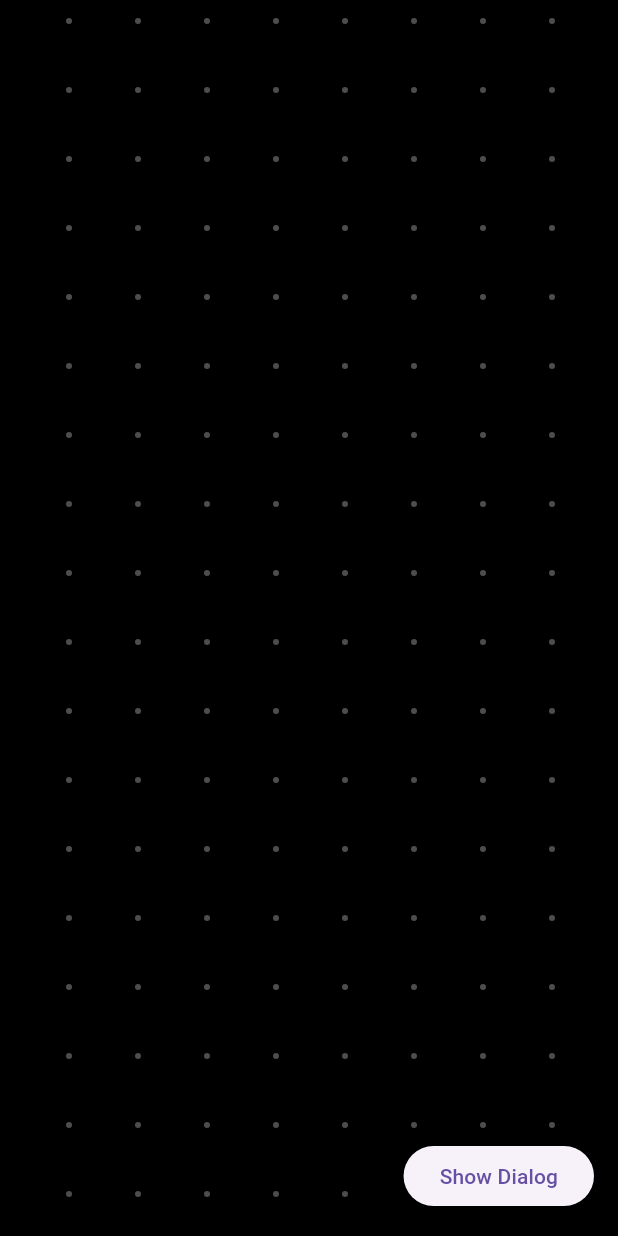
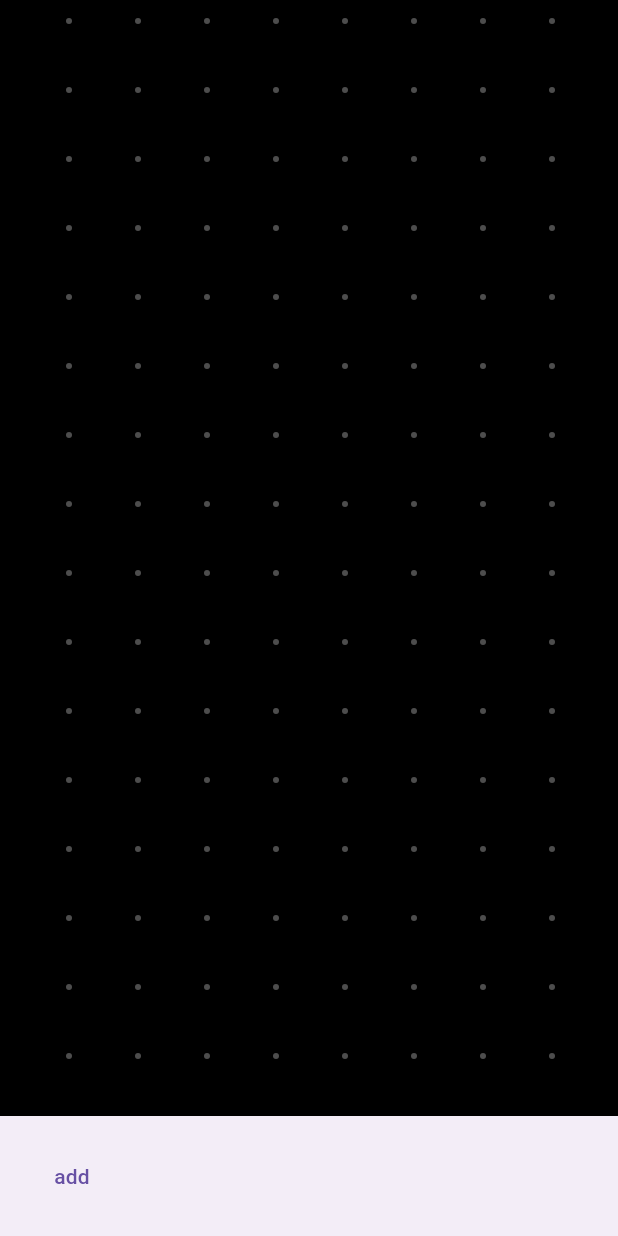
Before and after one commit to taoshotaro/gottani_mobile, a Flutter app: the screen it shows after launch, on a phone screen of 412 x 824 dp. Run offline on Flutter 3.47's test engine with Material 3 defaults, Android fonts, the phone set to English and light mode, and no system bars; our stand-ins replace auto_route, flutter_hooks, flutter_riverpod, freezed_annotation, gap, hooks_riverpod and 3 more; accounts and stored records are empty; generated files the repository leaves out were written again.

Commit message:
Randomize balloon.

```diff
--- a/lib/screens/interactive/interactive_screen.dart
+++ b/lib/screens/interactive/interactive_screen.dart
@@ -8,7 +8,6 @@ import 'package:gottani_mobile/models/message.dart';
 import 'package:gottani_mobile/repositories/message_repository.dart';
 import 'package:gottani_mobile/screens/interactive/widgets/scribble_widget.dart';
 import 'package:gottani_mobile/screens/interactive/widgets/snapping_interactive_viewer.dart';
-import 'package:gottani_mobile/screens/sample/input_message_dialog.dart';
 
 const _kVerticalInterval = 100.0;
 
@@ -24,9 +23,11 @@ class InteractiveScreen extends ConsumerStatefulWidget {
 }
 
 class InteractiveScreenState extends ConsumerState<InteractiveScreen> {
-  late final Key viewerKey;
+  late final GlobalKey viewerKey;
   late final Random random;
   final List<Widget> messageWidgets = [];
+  double nextX = 0.0;
+  double nextY = 0.0;
 
   @override
   void initState() {
@@ -60,21 +61,19 @@ class InteractiveScreenState extends ConsumerState<InteractiveScreen> {
     });
 
     return Scaffold(
-      resizeToAvoidBottomInset: false,
       body: SnappingInteractiveViewer(
         key: viewerKey,
         children: messageWidgets,
       ),
-      floatingActionButton: ElevatedButton(
-        onPressed: () {
-          showDialog(
-            context: context,
-            builder: (BuildContext context) {
-              return const InputMessageDialog();
-            },
-          );
-        },
-        child: Text('Show Dialog'),
+      bottomNavigationBar: BottomAppBar(
+        child: Row(children: [
+          TextButton(
+            onPressed: () => ref
+                .read(messageRepositoryProvider)
+                .send('added: ${DateTime.now().toIso8601String()}'),
+            child: const Text('add'),
+          )
+        ]),
       ),
     );
   }
@@ -83,12 +82,22 @@ class InteractiveScreenState extends ConsumerState<InteractiveScreen> {
     messageWidgets.add(
       _PositionedScribbleWidget(
         key: ValueKey(message.id),
-        left: random.nextDouble() * MediaQuery.of(context).size.width * 0.5,
-        top: (messageWidgets.length + 1) * _kVerticalInterval +
-            random.nextDouble() * _kVerticalInterval * 0.25,
+        left: nextX,
+        top: nextY,
         message: message,
       ),
     );
+
+    final renderBox =
+        viewerKey.currentContext?.findRenderObject() as RenderBox?;
+    final width = renderBox?.size.width ?? MediaQuery.of(context).size.width;
+
+    nextX += message.content.length * 12.0 + random.nextDouble() * 200.0;
+    nextY += _kVerticalInterval * 0.1 * random.nextDouble() * 0.1;
+    if (nextX >= width * 0.9) {
+      nextX = random.nextDouble() * 200.0;
+      nextY += _kVerticalInterval;
+    }
   }
 }
 
--- a/lib/screens/interactive/widgets/snapping_interactive_viewer.dart
+++ b/lib/screens/interactive/widgets/snapping_interactive_viewer.dart
@@ -21,6 +21,7 @@ class _SnappingInteractiveViewerState extends State<SnappingInteractiveViewer>
     with SingleTickerProviderStateMixin {
   late final TransformationController _controller;
   late final double _gridSize;
+  double initialWidth = 0.0;
   Offset _lastSnappedPosition = Offset.zero;
   bool _interactive = false;
 
@@ -33,6 +34,14 @@ class _SnappingInteractiveViewerState extends State<SnappingInteractiveViewer>
     _controller = TransformationController();
     _gridSize = widget.gridSize;
     _ticker = createTicker(_onTick)..start();
+    WidgetsBinding.instance!.addPostFrameCallback((_) {
+      if (!context.mounted) {
+        return;
+      }
+      setState(() {
+        initialWidth = MediaQuery.of(context).size.width;
+      });
+    });
   }
 
   @override
@@ -117,7 +126,7 @@ class _SnappingInteractiveViewerState extends State<SnappingInteractiveViewer>
       onInteractionUpdate: _onInteractionUpdate,
       onInteractionStart: _onInteractionStart,
       child: Container(
-        width: MediaQuery.of(context).size.width + 200,
+        width: initialWidth + 200,
         height: MediaQuery.of(context).size.height +
             200 +
             _lastElapsed.inMilliseconds * _kScrollSpeed,
```
